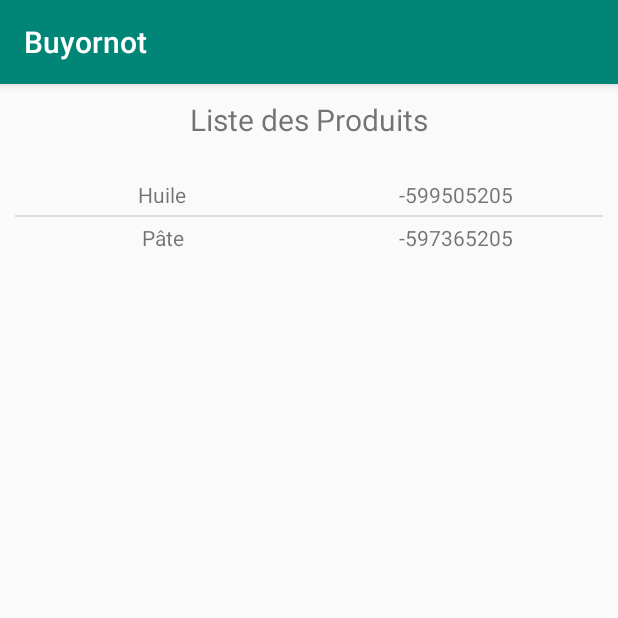
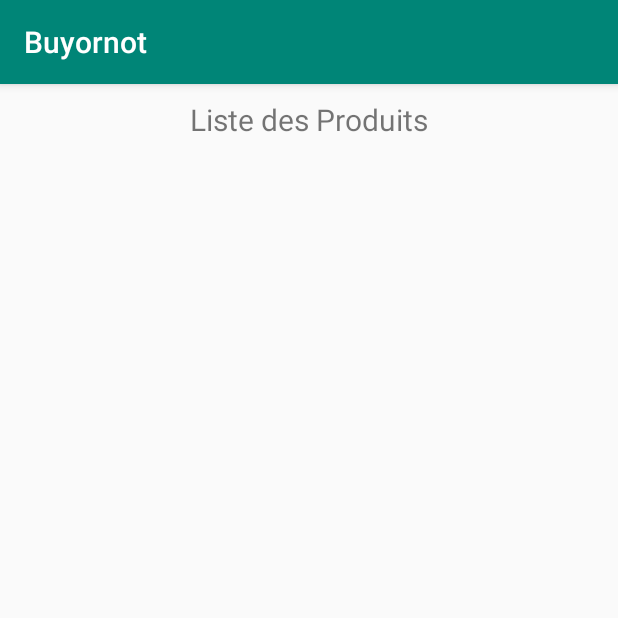
Before and after one commit to Qlecap/Buyornot, an Android app: the screen it shows after launch (ListerProduit), after a tap on "LISTER", on a phone screen of 412 x 824 dp, the top half of it. Run offline under Robolectric (Android 15) with nearby library versions, the phone set to English and light mode, and no system bars.

```diff
--- a/app/src/main/java/com/example/buyornot/MainActivity.java
+++ b/app/src/main/java/com/example/buyornot/MainActivity.java
@@ -13,21 +13,34 @@ public class MainActivity extends AppCompatActivity {
         super.onCreate(savedInstanceState);
         setContentView(R.layout.activity_main);
 
-
         Produit unProduit = new Produit(1, "Huile", 3336590083787L, 100, "olive", 10, 10, 10, 10, 10, 10, 10, 10, 11,10);
 
-
-        Produit unProduit2 = new Produit(2, "Pâte", 3336592223787L, 100, "blé", 10, 10, 10, 10, 10, 10, 10, 10, 11,10);
-
+        Produit unProduit2 = new Produit(2, "Pâte", 3336592223787L, 100, "blé, oeufs", 10, 10, 10, 10, 10, 10, 10, 10, 11,10);
 
         ProduitManager produitmanager = new ProduitManager(this);
         produitmanager.open();
-        produitmanager.addProduit(unProduit);
-        produitmanager.addProduit(unProduit2);
 
-        //Produit test =  produitManager.getProduit(1);
+        //produitmanager.supProduit(unProduit);
+        //produitmanager.supProduit(unProduit2);
+        //produitmanager.addProduit(unProduit);
+        //produitmanager.addProduit(unProduit2);
+
+        //Produit test = produitmanager.getProduit(1);
 
         //Toast.makeText(getApplicationContext(), test.getLibelle(), Toast.LENGTH_LONG).show();
+        //Toast.makeText(getApplicationContext(), String.valueOf(test.getCodeBarre()), Toast.LENGTH_LONG).show();
+        //Toast.makeText(getApplicationContext(), Integer.toString(test.getQuantite()), Toast.LENGTH_LONG).show();
+        //Toast.makeText(getApplicationContext(), test.getIngredients(), Toast.LENGTH_LONG).show();
+        //Toast.makeText(getApplicationContext(), String.valueOf(test.getEnergie()), Toast.LENGTH_LONG).show();
+        //Toast.makeText(getApplicationContext(), String.valueOf(test.getMatiereGrasse()), Toast.LENGTH_LONG).show();
+        //Toast.makeText(getApplicationContext(), String.valueOf(test.getAcidesGras()), Toast.LENGTH_LONG).show();
+        //Toast.makeText(getApplicationContext(), String.valueOf(test.getGlucides()), Toast.LENGTH_LONG).show();
+        //Toast.makeText(getApplicationContext(), String.valueOf(test.getSucres()), Toast.LENGTH_LONG).show();
+        //Toast.makeText(getApplicationContext(), String.valueOf(test.getProteine()), Toast.LENGTH_LONG).show();
+        //Toast.makeText(getApplicationContext(), String.valueOf(test.getSel()), Toast.LENGTH_LONG).show();
+        //Toast.makeText(getApplicationContext(), String.valueOf(test.getSodium()), Toast.LENGTH_LONG).show();
+        //Toast.makeText(getApplicationContext(), String.valueOf(test.getNutriscore()), Toast.LENGTH_LONG).show();
+        //Toast.makeText(getApplicationContext(), String.valueOf(test.getFruitsLegumes()), Toast.LENGTH_LONG).show();
 
         produitmanager.close();
     }
--- a/app/src/main/java/com/example/buyornot/MySQLite.java
+++ b/app/src/main/java/com/example/buyornot/MySQLite.java
@@ -23,7 +23,7 @@ public class MySQLite extends SQLiteOpenHelper {
         // Création de la base de données
         // on exécute ici les requêtes de création des tables
         sqLiteDatabase.execSQL(ProduitManager.CREATE_TABLE_PRODUIT);
-        // création table "animal"
+        // création table "produit"
     }
     @Override
     public void onUpgrade(SQLiteDatabase sqLiteDatabase, int i, int i2) {
```
